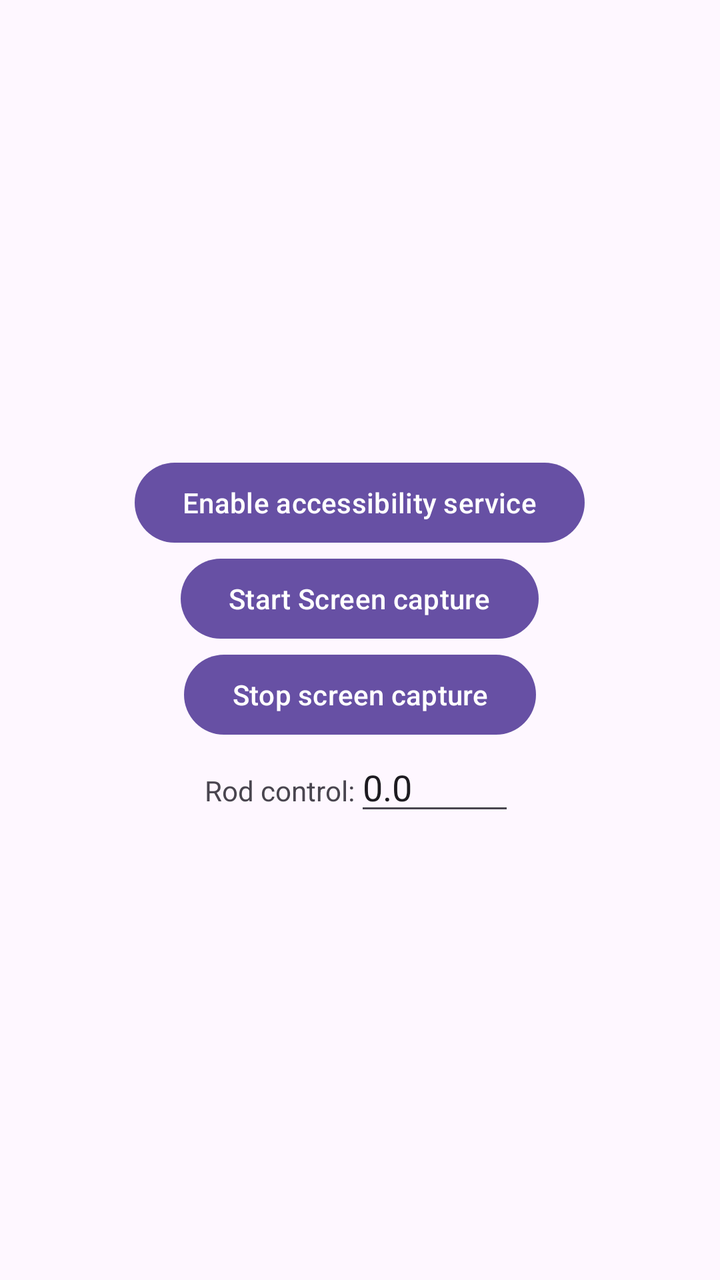
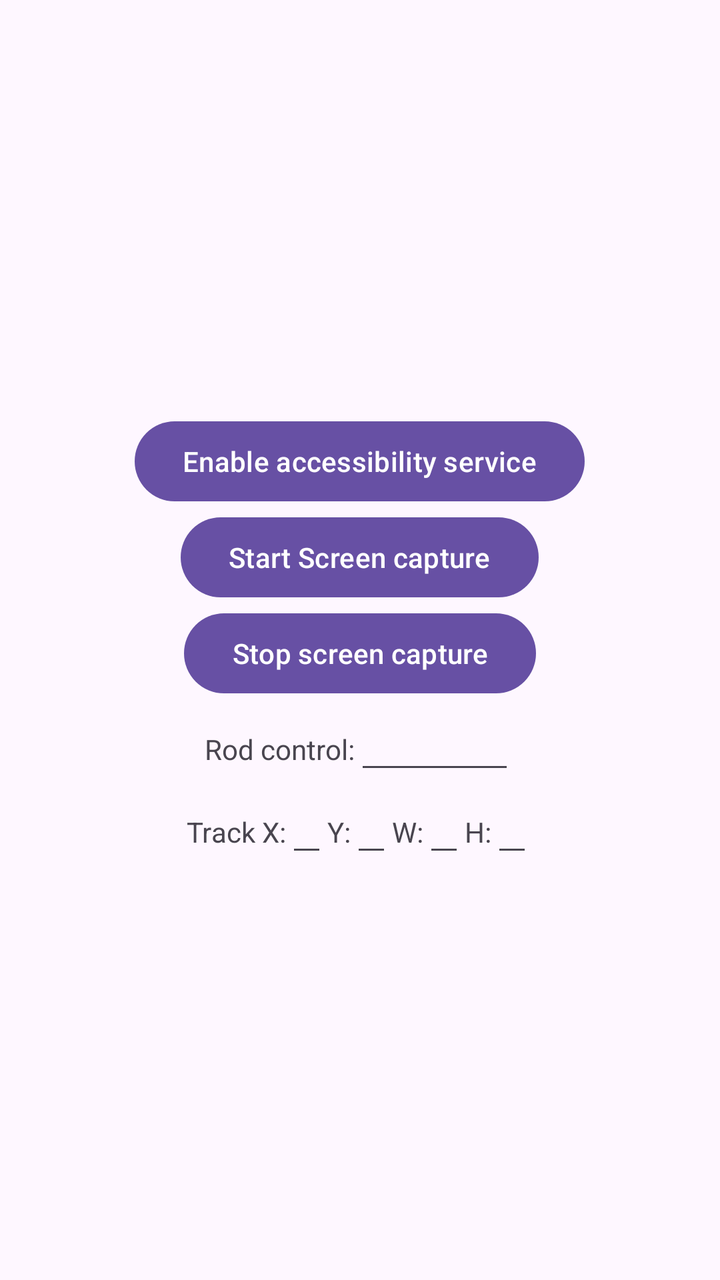

Before-and-after screenshots of an Android layout around one commit, followed by the original layout XML and the change that was made.
<!-- AndroidManifest.xml: application theme Theme.FischDroid -->
<!-- res/layout/activity_main.xml -->
<?xml version="1.0" encoding="utf-8"?>
<androidx.appcompat.widget.LinearLayoutCompat xmlns:android="http://schemas.android.com/apk/res/android"
    xmlns:tools="http://schemas.android.com/tools"
    android:id="@+id/main"
    android:layout_width="match_parent"
    android:layout_height="match_parent"
    android:clickable="true"
    android:focusableInTouchMode="true"
    android:gravity="center"
    android:orientation="vertical"
    tools:context=".MainActivity">

    <Button
        android:id="@+id/btnEnable"
        android:layout_width="wrap_content"
        android:layout_height="wrap_content"
        android:text="@string/enable_accessibility_service" />

    <Button
        android:id="@+id/btnCapture"
        android:layout_width="wrap_content"
        android:layout_height="wrap_content"
        android:text="@string/start_screen_capture" />

    <Button
        android:id="@+id/btnStopCapture"
        android:layout_width="wrap_content"
        android:layout_height="wrap_content"
        android:text="@string/stop_screen_capture" />

    <LinearLayout
        android:layout_width="wrap_content"
        android:layout_height="wrap_content"
        android:orientation="horizontal">

        <TextView
            android:layout_width="wrap_content"
            android:layout_height="wrap_content"
            android:text="Rod control:" />

        <EditText
            android:id="@+id/rodControl"
            android:layout_width="80dp"
            android:layout_height="wrap_content"
            android:autofillHints=""
            android:text="0.0" />

    </LinearLayout>

</androidx.appcompat.widget.LinearLayoutCompat>
<!-- resources referenced by this layout -->
<resources>
  <string name="enable_accessibility_service">Enable accessibility service</string>
  <string name="start_screen_capture">Start Screen capture</string>
  <string name="stop_screen_capture">Stop screen capture</string>
  <style name="Theme.FischDroid" parent="Base.Theme.FischDroid" />
  <style name="Base.Theme.FischDroid" parent="Theme.Material3.DayNight.NoActionBar">
          
          
      </style>
</resources>

<!-- the commit's change to res/layout/activity_main.xml (unified diff, before → after) -->
@@ -36,14 +36,74 @@
         <TextView
             android:layout_width="wrap_content"
             android:layout_height="wrap_content"
-            android:text="Rod control:" />
+            android:labelFor="@id/rodControl"
+            android:text="@string/rod_control_label" />
 
         <EditText
             android:id="@+id/rodControl"
             android:layout_width="80dp"
             android:layout_height="wrap_content"
             android:autofillHints=""
-            android:text="0.0" />
+            android:inputType="numberDecimal|numberSigned" />
+
+    </LinearLayout>
+
+    <LinearLayout
+        android:layout_width="wrap_content"
+        android:layout_height="wrap_content"
+        android:orientation="horizontal">
+
+        <TextView
+            android:layout_width="wrap_content"
+            android:layout_height="wrap_content"
+            android:labelFor="@id/trackX"
+            android:text="@string/track_x_label" />
+
+        <EditText
+            android:id="@+id/trackX"
+            android:layout_width="wrap_content"
+            android:layout_height="wrap_content"
+            android:autofillHints=""
+            android:inputType="number" />
+
+        <TextView
+            android:layout_width="wrap_content"
+            android:layout_height="wrap_content"
+            android:labelFor="@id/trackY"
+            android:text="@string/track_y_label" />
+
+        <EditText
+            android:id="@+id/trackY"
+            android:layout_width="wrap_content"
+            android:layout_height="wrap_content"
+            android:autofillHints=""
+            android:inputType="number" />
+
+        <TextView
+            android:layout_width="wrap_content"
+            android:layout_height="wrap_content"
+            android:labelFor="@id/trackW"
+            android:text="@string/track_w_label" />
+
+        <EditText
+            android:id="@+id/trackW"
+            android:layout_width="wrap_content"
+            android:layout_height="wrap_content"
+            android:autofillHints=""
+            android:inputType="number" />
+
+        <TextView
+            android:layout_width="wrap_content"
+            android:layout_height="wrap_content"
+            android:labelFor="@id/trackH"
+            android:text="@string/track_h_label" />
+
+        <EditText
+            android:id="@+id/trackH"
+            android:layout_width="wrap_content"
+            android:layout_height="wrap_content"
+            android:autofillHints=""
+            android:inputType="number" />
 
     </LinearLayout>
 
<!-- resource entries referenced after the edit -->
@@ -1,8 +1,13 @@
 <!-- resources referenced by this layout -->
 <resources>
   <string name="enable_accessibility_service">Enable accessibility service</string>
+  <string name="rod_control_label">Rod control:</string>
   <string name="start_screen_capture">Start Screen capture</string>
   <string name="stop_screen_capture">Stop screen capture</string>
+  <string name="track_h_label">H:</string>
+  <string name="track_w_label">W:</string>
+  <string name="track_x_label">Track X:</string>
+  <string name="track_y_label">Y:</string>
   <style name="Theme.FischDroid" parent="Base.Theme.FischDroid" />
   <style name="Base.Theme.FischDroid" parent="Theme.Material3.DayNight.NoActionBar">
           
